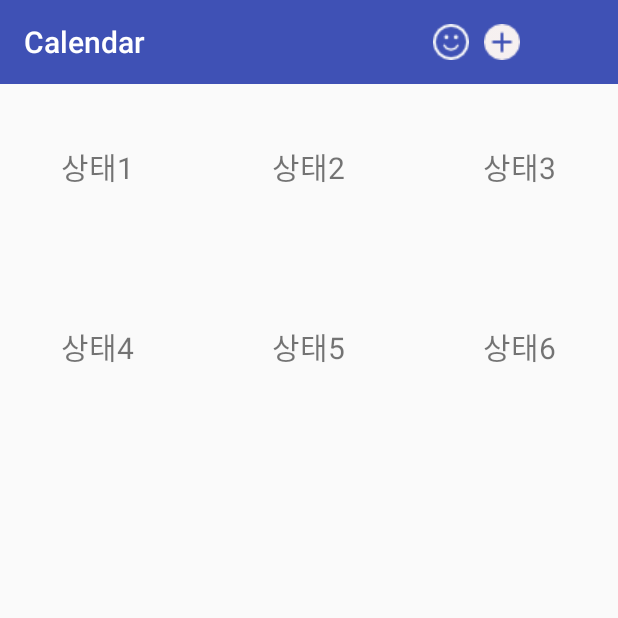
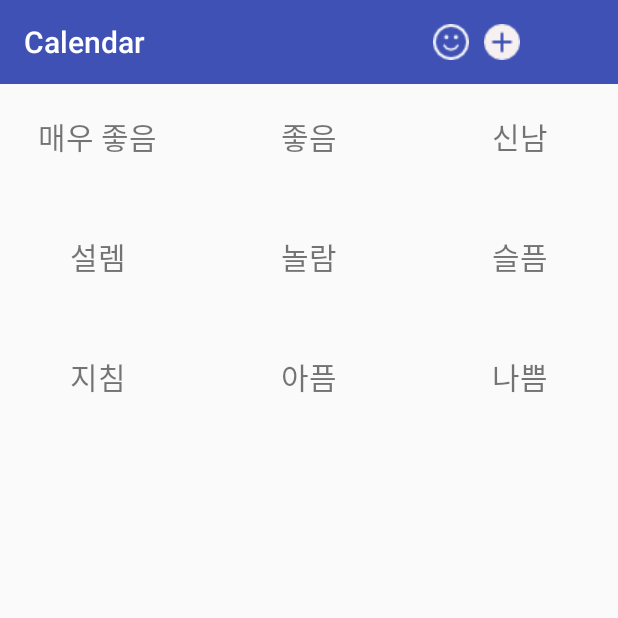
Before and after one commit to heeejoo0518/4723app, an Android app: the fragment Fragment_Status placed in its activity, on a phone screen of 412 x 824 dp, the top half of it. Run offline under Robolectric (Android 15) with nearby library versions, the phone set to English and light mode, and no system bars; libraries missing offline, so code that uses them is left out: com.prolificinteractive.materialcalendarview; plain views replace MaterialCalendarView; 6 statements that could not run were skipped.

Commit message:
status 종류 늘림

```diff
--- a/app/src/main/java/com/example/koh/a4723_app/calendar/Fragment_Status.java
+++ b/app/src/main/java/com/example/koh/a4723_app/calendar/Fragment_Status.java
@@ -30,7 +30,7 @@ public class Fragment_Status extends Fragment {
     @Override
     public void onAttach(Context context) {
         super.onAttach(context);
-        items = new String[]{"상태1","상태2","상태3","상태4","상태5","상태6"};
+        items = new String[]{"매우 좋음","좋음","신남","설렘","놀람","슬픔","지침","아픔","나쁨"};
 
     }
 
--- a/app/src/main/res/layout/grid_item.xml
+++ b/app/src/main/res/layout/grid_item.xml
@@ -7,7 +7,7 @@
     <TextView
         android:id="@+id/status_"
         android:layout_width="wrap_content"
-        android:layout_height="110dp"
-        android:textSize="20dp"
+        android:layout_height="70dp"
+        android:textSize="20sp"
         android:gravity="center"/>
 </RelativeLayout>
```
